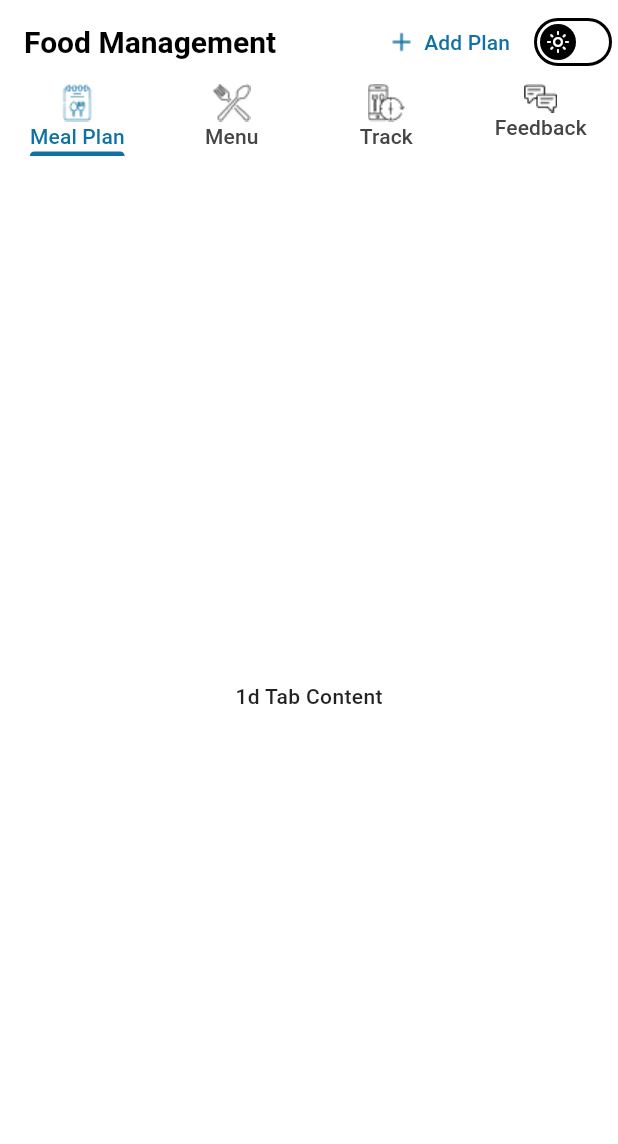
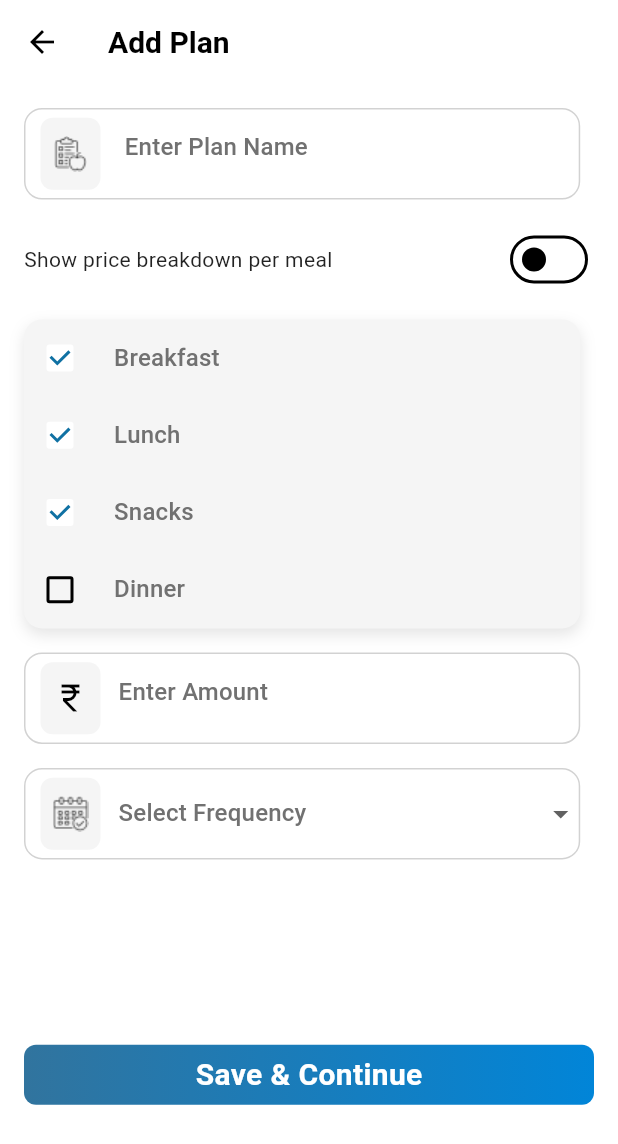
Before and after one commit to rutvikbangar/Food-Management, a Flutter app: the screen it shows after launch, after a tap on "Add Plan", on a phone screen of 412 x 824 dp. Shown: the top 1144 px of the screen. Run offline on Flutter 3.47's test engine with Material 3 defaults, Android fonts, the phone set to English and light mode, and no system bars; our stand-ins replace flutter_mobx, mobx; generated files the repository leaves out were written again.

Commit message:
sample data added,modelling done,api setup,dashboard and addnew page ui created

```diff
--- /dev/null
+++ b/lib/models/meal_model.dart
@@ -0,0 +1,48 @@
+
+//A basic mealitem present in breakfast,lunch,dinner etc
+class MealItem{
+  final String diet;
+  final String name;
+  MealItem({required this.diet,required this.name});
+
+  factory MealItem.fromJson(Map<String,dynamic> json){
+    return MealItem(diet: json['diet'], name: json['name']);
+  }
+
+  Map<String,dynamic> toJson() {
+    return {
+      'diet': diet,
+      'name': name,
+    };
+  }
+}
+
+// Single meal item
+class Meal{
+  final int id;
+  final String type;
+  final String startTime;
+  final String endTime;
+  final List<MealItem>? items;
+
+  Meal({required this.id,required this.type,required this.startTime,required this.endTime, this.items});
+
+  factory Meal.fromJson(Map<String,dynamic> json){
+    return Meal(
+        id: json['id'],
+        type: json['type'],
+        startTime: json['startTime'],
+        endTime: json['endTime'],
+        items: (json['items'] as List).map((item) => MealItem.fromJson(item)).toList()
+    );
+  }
+  Map<String, dynamic> toJson() {
+    return {
+      'id': id,
+      'type': type,
+      'startTime': startTime,
+      'endTime': endTime,
+      'items': items?.map((item) => item.toJson()).toList(),
+    };
+  }
+}
--- /dev/null
+++ b/lib/models/plan_model.dart
@@ -0,0 +1,61 @@
+import 'package:food_management/models/meal_model.dart';
+
+// one plan contain different meals
+class Plan{
+  final int id;
+  final String name;
+  final String frequency;
+  final int amount;
+  final List<Meal> meals;
+
+  Plan({
+    required this.id,
+    required this.name,
+    required this.frequency,
+    required this.amount,
+    required this.meals,
+  });
+
+  factory Plan.fromJson(Map<String, dynamic> json) {
+    return Plan(
+      id: json['id'],
+      name: json['name'],
+      frequency: json['frequency'],
+      amount: json['amount'],
+      meals: (json['meals'] as List)
+          .map((meal) => Meal.fromJson(meal))
+          .toList(),
+    );
+  }
+
+  Map<String, dynamic> toJson() {
+    return {
+      'id': id,
+      'name': name,
+      'frequency': frequency,
+      'amount': amount,
+      'meals': meals.map((meal) => meal.toJson()).toList(),
+    };
+  }
+}
+
+// List of available plans
+class MealPlans {
+  final List<Plan> plans;
+
+  MealPlans({required this.plans});
+
+  factory MealPlans.fromJson(Map<String, dynamic> json) {
+    return MealPlans(
+      plans: (json['plans'] as List)
+          .map((plan) => Plan.fromJson(plan))
+          .toList(),
+    );
+  }
+
+  Map<String, dynamic> toJson() {
+    return {
+      'plans': plans.map((plan) => plan.toJson()).toList(),
+    };
+  }
+}
--- /dev/null
+++ b/lib/pages/add_plan.dart
@@ -0,0 +1,250 @@
+import 'package:flutter/material.dart';
+import 'package:food_management/stores/theme_store.dart';
+import 'package:food_management/theme/themedata.dart';
+import 'package:provider/provider.dart';
+
+
+class AddPlan extends StatelessWidget {
+
+  final Color borderColor = Color(0xffA6A6A6);
+  final Color _textColor = Color(0xff717171);
+
+  @override
+  Widget build(BuildContext context) {
+    final themeStore = Provider.of<ThemeStore>(context);
+    final theme = Theme.of(context);
+    final height = MediaQuery.of(context).size.height;
+    final width = MediaQuery.of(context).size.width;
+    return Scaffold(
+      backgroundColor: theme.primaryColor,
+      appBar: AppBar(
+        title: Text('Add Plan'),
+        backgroundColor: theme.primaryColor ,
+      ),
+      body: SingleChildScrollView(
+        child: Padding(
+          padding: const EdgeInsets.all(16.0),
+          child: Column(
+            crossAxisAlignment: CrossAxisAlignment.start,
+            children: [
+              Container(
+                alignment: Alignment.center,
+                padding: EdgeInsets.only(left: 10),
+                width: width*0.90,
+                height: height*0.074,
+                decoration: BoxDecoration(
+                  border: Border.all(
+                    color: borderColor.withOpacity(0.5),
+                    width: 1.0,
+                  ),
+                  borderRadius: BorderRadius.circular(12),
+                ),
+
+              child: TextField(
+                decoration: InputDecoration(
+                  hintText: ' Enter Plan Name',
+                  hintStyle: theme.textTheme.titleMedium?.copyWith(color:_textColor ),
+                  prefixIcon: Padding(
+                    padding: const EdgeInsets.only(right: 8.0),
+                    child: Container(
+                      alignment: Alignment.center,
+                      height: 32,
+                      width: 32,
+                      decoration: BoxDecoration(
+                        color: themeStore.isDarkMode ? darkBluish : greyColor,
+                        borderRadius: BorderRadius.circular(8),
+                      ),
+                      child: Image.asset("assets/images/title.png"),
+                    ),
+                  ),
+                  border: InputBorder.none,
+                ),
+              )
+
+              ),
+              SizedBox(height: 16),
+              Row(
+                mainAxisAlignment: MainAxisAlignment.spaceBetween,
+                children: [
+                  Text('Show price breakdown per meal',style: TextStyle(fontSize: 14,fontWeight: FontWeight.w400),),
+                  Switch(value: false, onChanged: (bool value){
+                    value = !value;
+                  })
+                ],
+              ),
+              SizedBox(height: 16),
+
+              Container(
+                height: height*0.25,
+                width: width*0.90,
+                decoration: BoxDecoration(
+                    color: themeStore.isDarkMode? darkBluish : greyColor,
+                    boxShadow: [
+                      BoxShadow(
+                        color: themeStore.isDarkMode?Colors.white.withOpacity(0.1): Colors.black.withOpacity(0.1),
+                        offset: Offset(0, 4),
+                        blurRadius: 8,
+                      ),
+                    ],
+                borderRadius: BorderRadius.circular(12)
+                ),
+                child: Column(
+                  mainAxisAlignment: MainAxisAlignment.spaceAround,
+                  children: [
+                    Row(
+                      children: [
+                        Checkbox(
+                            checkColor: textColor,
+                            activeColor: Colors.white,
+                            value: true, onChanged: (bool? val){}),
+                        SizedBox(width: 12,),
+                        Text("Breakfast",style: theme.textTheme.titleMedium?.copyWith(color:_textColor ),),
+
+                      ],
+                    ),
+                    Row(
+                      children: [
+                        Checkbox(
+                            checkColor: textColor,
+                            activeColor: Colors.white,
+                            value: true, onChanged: (bool? val){}),
+                        SizedBox(width: 12,),
+                        Text("Lunch",style: theme.textTheme.titleMedium?.copyWith(color:_textColor ),),
+
+                      ],
+                    ),
+                    Row(
+                      children: [
+                        Checkbox(
+                            checkColor: textColor,
+                            activeColor: Colors.white,
+
+                            value: true, onChanged: (bool? val){}),
+                        SizedBox(width: 12,),
+                        Text("Snacks",style: theme.textTheme.titleMedium?.copyWith(color:_textColor ),),
+
+                      ],
+                    ),
+                    Row(
+                      children: [
+                        Checkbox(
+                            checkColor: textColor,
+                            activeColor: Colors.white,
+                            value: false, onChanged: (bool? val){}),
+                        SizedBox(width: 12,),
+                        Text("Dinner",style: theme.textTheme.titleMedium?.copyWith(color:_textColor ),),
+
+                      ],
+                    ),
+                  ],
+                ),
+              ),
+              SizedBox(height: 16),
+              Container(
+                  alignment: Alignment.center,
+                  padding: EdgeInsets.only(left: 10),
+                  width: width*0.90,
+                  height: height*0.074,
+                  decoration: BoxDecoration(
+
+                    border: Border.all(
+                      color: borderColor.withOpacity(0.5),
+                      width: 1.0,
+                    ),
+                    borderRadius: BorderRadius.circular(12),
+                  ),
+
+                  child: TextField(
+                    keyboardType: TextInputType.number,
+                    decoration: InputDecoration(
+                      hintText: 'Enter Amount',
+                      hintStyle: theme.textTheme.titleMedium?.copyWith(color:_textColor ),
+                      prefixIcon: Padding(
+                        padding: const EdgeInsets.only(right: 8.0),
+                        child: Container(
+                          alignment: Alignment.center,
+                          height: 32,
+                          width: 32,
+                          decoration: BoxDecoration(
+                            color: themeStore.isDarkMode ? darkBluish : greyColor,
+                            borderRadius: BorderRadius.circular(8),
+                          ),
+                          child: Icon(Icons.currency_rupee),
+                        ),
+                      ),
+                      border: InputBorder.none,
+                    ),
+                  )
+
+
+              ),
+              SizedBox(height: 16),
+              Container(
+                alignment: Alignment.center,
+                padding: EdgeInsets.only(left: 10),
+                width: width * 0.90,
+                height: height * 0.074,
+                decoration: BoxDecoration(
+                  border: Border.all(
+                    color: borderColor.withOpacity(0.5),
+                    width: 1.0,
+                  ),
+                  borderRadius: BorderRadius.circular(12),
+                ),
+                child: DropdownButtonFormField<String>(
+                  decoration: InputDecoration(
+                    labelText: 'Select Frequency',
+                    labelStyle: theme.textTheme.titleMedium?.copyWith(color: _textColor),
+                    prefixIcon: Padding(
+                      padding: const EdgeInsets.only(right: 8.0),
+                      child: Container(
+                        alignment: Alignment.center,
+                        height: 32,
+                        width: 32,
+                        decoration: BoxDecoration(
+                          color: themeStore.isDarkMode ? darkBluish : greyColor,
+                          borderRadius: BorderRadius.circular(8),
+                        ),
+                        child: Image.asset("assets/images/calendar.png"),
+                      ),
+                    ),
+                    border: InputBorder.none,
+                  ),
+                  items: ['Daily', 'Weekly', 'Monthly']
+                      .map((frequency) => DropdownMenuItem(
+                    value: frequency,
+                    child: Text(
+                      frequency,
+                      style: theme.textTheme.titleMedium?.copyWith(color: _textColor),
+                    ),
+                  ))
+                      .toList(),
+                  onChanged: (String? value) {}, // Empty for now
+                ),
+              ),
+
+
+
+              //Spacer(),
+              SizedBox(height: height*0.15,),
+              Container(
+                alignment: Alignment.center,
+                width: double.infinity,
+                height: 40,
+                decoration: BoxDecoration(
+                  gradient: LinearGradient(colors: [
+                    Color(0xff31749E),
+                    Color(0xff0185D8),
+
+                  ]),
+                  borderRadius: BorderRadius.circular(8)
+                ),
+                child: Text("Save & Continue",style: TextStyle(fontSize: 20,fontWeight: FontWeight.w700,color: Colors.white),),
+              ),
+            ],
+          ),
+        ),
+      ),
+    );
+  }
+}
--- /dev/null
+++ b/lib/pages/dashboard.dart
@@ -0,0 +1,165 @@
+import 'package:flutter/material.dart';
+import 'package:food_management/models/meal_model.dart';
+import 'package:food_management/models/plan_model.dart';
+import 'package:food_management/services/api_service.dart';
+import 'package:food_management/stores/theme_store.dart';
+import 'package:food_management/theme/themedata.dart';
+import 'package:provider/provider.dart';
+
+class Dashboard extends StatefulWidget {
+   Dashboard({super.key});
+
+  @override
+  State<Dashboard> createState() => _DashboardState();
+}
+
+class _DashboardState extends State<Dashboard> {
+  final api = ApiLayer();
+  Future<MealPlans>? _mealPlans ;
+  @override
+  void initState() {
+    // TODO: implement initState
+    _mealPlans =  api.fecthMealPlans();
+    super.initState();
+  }
+  @override
+  Widget build(BuildContext context) {
+    final theme = Theme.of(context);
+    final height = MediaQuery.of(context).size.height;
+    final width = MediaQuery.of(context).size.width;
+    return FutureBuilder(
+        future: _mealPlans,
+        builder: (context,snapshot){
+          if(snapshot.connectionState == ConnectionState.waiting){
+            return Center(child: CircularProgressIndicator(color: theme.colorScheme.secondary ),);
+          }
+          else if(!snapshot.hasData){
+            return Center(child: Text("No meal plan available"),);
+          }
+          else{
+              final mealplan = snapshot.data!;
+              return ListView.builder(
+                  itemCount: mealplan.plans.length,
+                  itemBuilder: (context,index){
+                    final currentplan = mealplan.plans[index];
+                    final currmealitem = currentplan.meals;
+                    int n = currmealitem.length ;
+                    return PlanTemplate(height: height, width: width, theme: theme, currentplan: currentplan, n: n, currmealitem: currmealitem);
+                  }
+
+              );
+          }
+        }
+
+
+    );
+  }
+}
+
+class PlanTemplate extends StatelessWidget {
+  const PlanTemplate({
+    super.key,
+    required this.height,
+    required this.width,
+    required this.theme,
+    required this.currentplan,
+    required this.n,
+    required this.currmealitem,
+  });
+
+  final double height;
+  final double width;
+  final ThemeData theme;
+  final Plan currentplan;
+  final int n;
+  final List<Meal> currmealitem;
+
+  @override
+  Widget build(BuildContext context) {
+    final themeStore = Provider.of<ThemeStore>(context);
+    return Padding(
+      padding: EdgeInsets.symmetric(vertical: height*0.0096,horizontal: width*0.055),
+      child: Container(
+        height: height*0.185,
+        width: width*0.88,
+        decoration: BoxDecoration(
+          color: theme.primaryColor,
+          borderRadius: BorderRadius.circular(12),
+          boxShadow: [
+            BoxShadow(
+              color: themeStore.isDarkMode?Colors.white.withOpacity(0.1): Colors.black.withOpacity(0.1),
+              offset: Offset(0, 4),
+              blurRadius: 8,
+            ),
+          ],
+        ),
+        child: Column(
+
+          children: [
+            Container(
+              padding: EdgeInsets.only(left: 16),
+              alignment: Alignment.centerLeft,
+              height: height*0.043,
+              width: double.infinity,
+              decoration: BoxDecoration(
+                  color: theme.colorScheme.primary,
+                  borderRadius: BorderRadius.only(topLeft: Radius.circular(12),topRight: Radius.circular(12)),
+              ),
+              child: Row(
+                children: [
+                  Text(currentplan.name,style: theme.textTheme.titleMedium,),
+                  SizedBox(width: 4,),
+                  Text("(${currentplan.frequency})",style: TextStyle(fontSize: 12,fontWeight: FontWeight.w400,color: Colors.black87),)
+                ],
+              ),
+            ),
+
+
+            Column(
+              children: [
+                for (int i = 0; i < (n / 2).ceil(); i++)
+                  Padding(
+                    padding: const EdgeInsets.symmetric(horizontal: 32.0,vertical: 8),
+                    child: Row(
+                      mainAxisAlignment: MainAxisAlignment.spaceBetween,
+                      children: [
+                        for (int j = 0; j < 2; j++)
+                          if (i * 2 + j < n)
+                            Padding(
+                              padding: const EdgeInsets.only(right: 8.0),
+                              child: Text("• ${currmealitem[i * 2 + j].type}"),
+                            ),
+                      ],
+                    ),
+                  ),
+              ],
+            ),
+
+
+            Spacer(),
+            Container(
+              padding: EdgeInsets.only(left: 16),
+              alignment: Alignment.centerLeft,
+              height: height*0.043,
+              width: double.infinity,
+              decoration: BoxDecoration(
+                color: theme.colorScheme.secondary.withOpacity(0.50),
+                borderRadius: BorderRadius.only(bottomLeft: Radius.circular(12),bottomRight: Radius.circular(12)),
+              ),
+              child: Row(
+                children: [
+                  Text("Amount:",style: theme.textTheme.bodyLarge,),
+                  Spacer(),
+                  Padding(
+                    padding: const EdgeInsets.only(right: 8.0),
+                    child: Text("₹ ${currentplan.amount}",style: TextStyle(fontSize: 16,fontWeight: FontWeight.w700,color: textColor),),
+                  )
+                ],
+              ),
+            ),
+          ],
+        ),
+      ),
+    );
+  }
+}
--- a/lib/pages/my_plan.dart
+++ b/lib/pages/my_plan.dart
@@ -1,7 +1,10 @@
 import 'package:flutter/material.dart';
+import 'package:food_management/pages/dashboard.dart';
 import 'package:food_management/stores/theme_store.dart';
 import 'package:food_management/theme/themedata.dart';
 import 'package:provider/provider.dart';
+
+import 'add_plan.dart';
 
 class MyPlan extends StatefulWidget {
   MyPlan({super.key});
@@ -50,6 +53,7 @@ class _MyPlanState extends State<MyPlan> with SingleTickerProviderStateMixin {
     final width = MediaQuery.of(context).size.width;
 
     return Scaffold(
+      backgroundColor: theme.primaryColor,
       appBar: AppBar(
         title: Text(
           "Food Management",
@@ -58,7 +62,13 @@ class _MyPlanState extends State<MyPlan> with SingleTickerProviderStateMixin {
         backgroundColor: theme.primaryColor,
         actions: [
           TextButton(
-            onPressed: () {},
+            onPressed: () {
+              Navigator.push(
+                context,
+                MaterialPageRoute(builder: (context) => AddPlan()),
+              );
+
+            },
             child: Row(
               children: [
                 Image.asset("assets/icons/add.png"),
@@ -99,7 +109,9 @@ class _MyPlanState extends State<MyPlan> with SingleTickerProviderStateMixin {
           ],
         ),
       ),
-      body: TabBarView(
+      body: Padding(
+        padding: const EdgeInsets.only(top: 8.0),
+        child: TabBarView(
           controller: tabController,
           children: [
 
@@ -109,15 +121,7 @@ class _MyPlanState extends State<MyPlan> with SingleTickerProviderStateMixin {
             Center(child: Text("4 Tab Content")),
           ],
         ),
+      ),
     );
   }
 }
-
-class Dashboard extends StatelessWidget {
-  const Dashboard({super.key});
-
-  @override
-  Widget build(BuildContext context) {
-    return Center(child: Text("1d Tab Content"));
-  }
-}
--- /dev/null
+++ b/lib/services/api_service.dart
@@ -0,0 +1,16 @@
+
+import 'dart:convert';
+import 'package:flutter/services.dart';
+import 'package:food_management/models/plan_model.dart';
+
+
+class ApiLayer{
+
+    Future<MealPlans> fecthMealPlans() async{
+      final String response = await rootBundle.loadString("assets/data/sample_meal.json");
+      final Map<String,dynamic> json = jsonDecode(response);
+      final MealPlans data = MealPlans.fromJson(json);
+      return data;
+    }
+
+}
--- a/lib/theme/themedata.dart
+++ b/lib/theme/themedata.dart
@@ -1,8 +1,9 @@
 import 'package:flutter/material.dart';
 
-final Color lightBackground = Colors.white;
+final Color lightBackground = Color(0xffFFFFFF);
 final Color bluishColor = Color(0x401071A3);
 final Color greyColor = Color(0xffF5F5F5);
+final Color darkgreyColor = Color(0xffBABABA);
 final Color textColor = Color(0xff1071A3);
 final Color darkBackground = Color(0xff2E303C);
 final Color darkBluish = Color(0xff393F5E);
@@ -16,9 +17,10 @@ final ThemeData lightTheme = ThemeData(
     secondary: bluishColor,
   ),
   textTheme: TextTheme(
-    titleLarge: TextStyle(color: Colors.black, fontSize: 20,fontWeight: FontWeight.w700),
-    bodyLarge: TextStyle(color: Colors.black87, fontSize: 16),
-    bodyMedium: TextStyle(color:Colors.black87,fontSize: 14,fontWeight: FontWeight.w500)
+      titleLarge: TextStyle(color: Colors.black, fontSize: 20,fontWeight: FontWeight.w700),
+      titleMedium: TextStyle(color: Colors.black, fontSize: 16,fontWeight: FontWeight.w500),
+      bodyLarge: TextStyle(color: Colors.black, fontSize: 16,fontWeight: FontWeight.w500),
+      bodyMedium: TextStyle(color:Colors.black87,fontSize: 14,fontWeight: FontWeight.w500)
   ),
 );
 
@@ -26,12 +28,13 @@ final ThemeData darkTheme = ThemeData(
 
   primaryColor: darkBackground,
   colorScheme: ColorScheme.dark(
-    primary: greyColor,
+    primary: darkgreyColor,
     secondary: darkBluish ,
   ),
   textTheme: TextTheme(
-    titleLarge: TextStyle(color: Colors.white, fontSize: 20,fontWeight:FontWeight.w700),
-    bodyLarge: TextStyle(color: Colors.white70, fontSize: 16),
+      titleLarge: TextStyle(color: Colors.white, fontSize: 20,fontWeight:FontWeight.w700),
+      titleMedium:TextStyle(color: Colors.black87, fontSize: 16,fontWeight: FontWeight.w500),
+      bodyLarge: TextStyle(color: darkgreyColor, fontSize: 16,fontWeight: FontWeight.w500),
       bodyMedium: TextStyle(color:Colors.white70,fontSize: 14,fontWeight: FontWeight.w500)
 
   ),
--- a/pubspec.yaml
+++ b/pubspec.yaml
@@ -66,6 +66,7 @@ flutter:
   assets:
      - assets/icons/
      - assets/images/
+     - assets/data/
 
   # An image asset can refer to one or more resolution-specific "variants", see
   # https://flutter.dev/to/resolution-aware-images
```
Also changed, not shown: assets/data/sample_meal.json (added, +88 -0 lines), assets/images/calendar.png (added), assets/images/title.png (added). Lines whose indentation alone changed are shown as unchanged.
